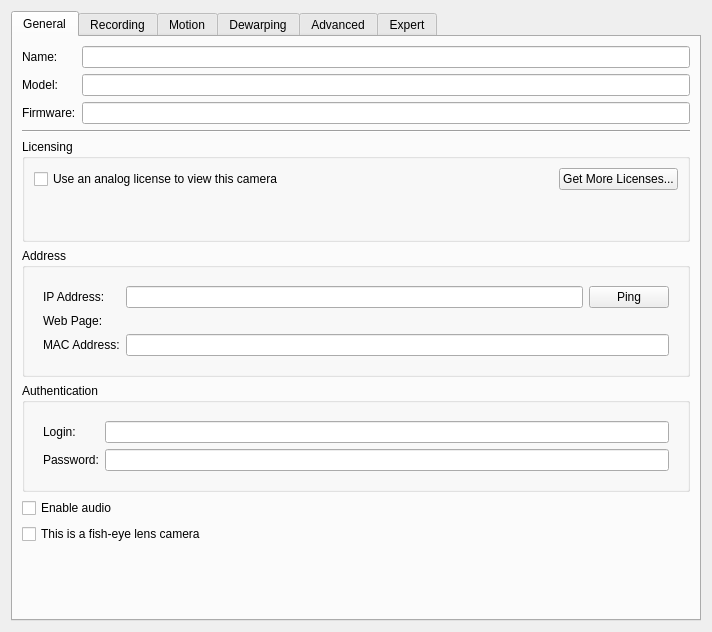
Above: client/src/ui/widgets/properties/single_camera_settings_widget.ui from networkoptix/nx_open before the change. Below: the same form after it.
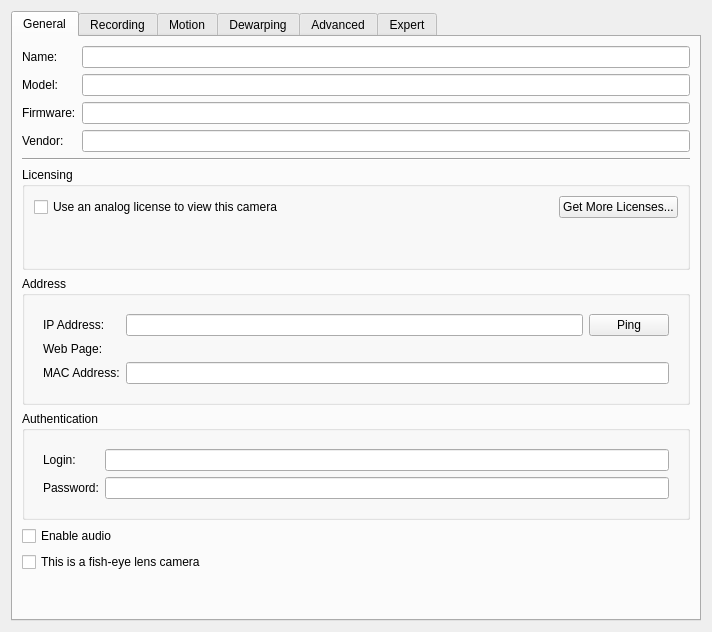
That is the form after the change. Custom widgets are drawn as their Qt base class.

Commit message:
Feature #2668: Add vendor name to camera properties
bunch of TODOs in the SecurityCamResource are fixed

<==== Mercurial data ====>
Branch: master

Patch:
```diff
--- a/client/src/ui/widgets/properties/single_camera_settings_widget.ui
+++ b/client/src/ui/widgets/properties/single_camera_settings_widget.ui
@@ -67,6 +67,20 @@
            </property>
           </widget>
          </item>
+         <item row="3" column="0">
+          <widget class="QLabel" name="vendorLabel">
+           <property name="text">
+            <string>Vendor:</string>
+           </property>
+          </widget>
+         </item>
+         <item row="3" column="1">
+          <widget class="QLineEdit" name="vendorEdit">
+           <property name="readOnly">
+            <bool>true</bool>
+           </property>
+          </widget>
+         </item>
         </layout>
        </item>
        <item>
```
Left out of the diff: 22 changed lines with no effect on the pictures. The commit also changes 46 other files.
